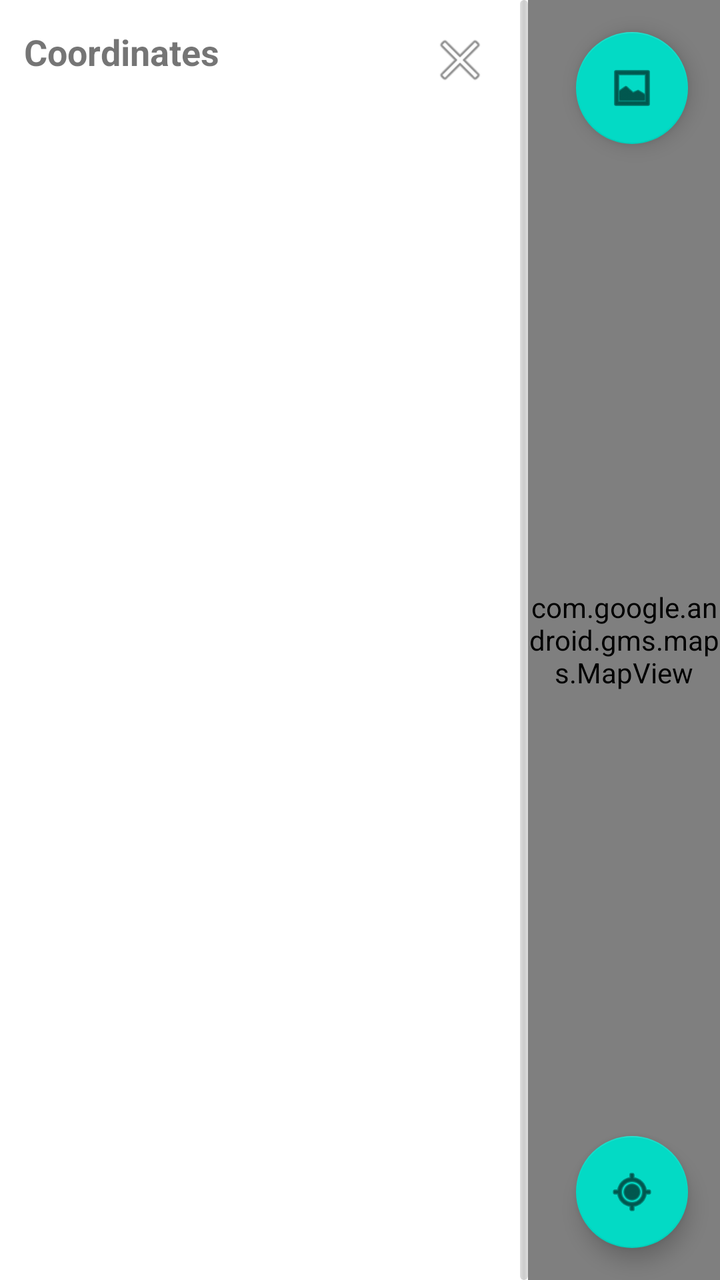
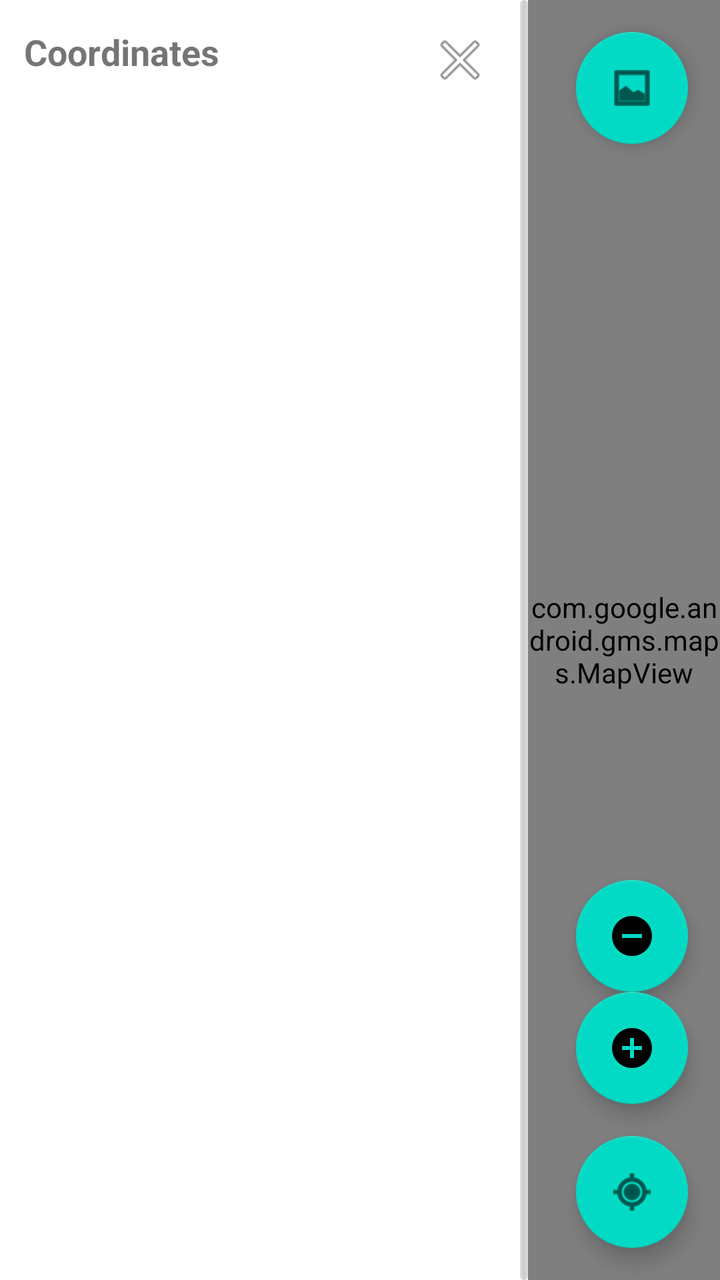

An Android layout rendered at two revisions. The XML below is the earlier revision; the diff shows what the commit changed to produce the second picture.
<!-- AndroidManifest.xml: application theme Theme.SurveyingApp -->
<!-- res/layout/fragment_render_map.xml -->
<?xml version="1.0" encoding="utf-8"?>
<LinearLayout xmlns:android="http://schemas.android.com/apk/res/android"
    android:layout_width="match_parent"
    android:layout_height="match_parent"
    android:orientation="horizontal">

    
    <LinearLayout
        android:id="@+id/left_panel"
        android:layout_width="260dp"
        android:layout_height="match_parent"
        android:orientation="vertical"
        android:padding="12dp"
        android:background="#FFFFFF" >

        <LinearLayout
            android:layout_width="match_parent"
            android:layout_height="wrap_content"
            android:orientation="horizontal"
            android:gravity="center_vertical">
            <TextView
                android:id="@+id/left_panel_title"
                android:layout_width="0dp"
                android:layout_height="wrap_content"
                android:layout_weight="1"
                android:text="Coordinates"
                android:textStyle="bold"
                android:textSize="18sp"
                android:paddingBottom="8dp" />
            <ImageButton
                android:id="@+id/btn_collapse_panel"
                android:layout_width="36dp"
                android:layout_height="36dp"
                android:background="@android:color/transparent"
                android:contentDescription="Collapse"
                android:src="@android:drawable/ic_menu_close_clear_cancel" />
        </LinearLayout>

        <androidx.recyclerview.widget.RecyclerView
            android:id="@+id/coordinate_toggle_list"
            android:layout_width="match_parent"
            android:layout_height="0dp"
            android:layout_weight="1"/>

        <TextView
            android:id="@+id/left_panel_placeholder"
            android:layout_width="match_parent"
            android:layout_height="wrap_content"
            android:text="No coordinates"
            android:textSize="14sp"
            android:textColor="#555555"
            android:visibility="gone" />
    </LinearLayout>

    
    <View
        android:id="@+id/panel_handle"
        android:layout_width="4dp"
        android:layout_height="match_parent"
        android:background="@drawable/panel_handle_grip"
        android:contentDescription="Drag handle" />

    
    <FrameLayout
        android:layout_width="0dp"
        android:layout_height="match_parent"
        android:layout_weight="1">

        <com.google.android.gms.maps.MapView
            android:id="@+id/mapView"
            android:layout_width="match_parent"
            android:layout_height="match_parent" />

        <TextView
            android:id="@+id/text_render_map"
            android:layout_width="wrap_content"
            android:layout_height="wrap_content"
            android:text="@string/render_map_placeholder"
            android:textSize="18sp"
            android:background="#66000000"
            android:textColor="@android:color/white"
            android:padding="12dp"
            android:layout_gravity="center"
            android:visibility="gone" />

        <com.google.android.material.floatingactionbutton.FloatingActionButton
            android:id="@+id/fab_toggle_sat"
            android:layout_width="wrap_content"
            android:layout_height="wrap_content"
            android:layout_gravity="top|end"
            android:layout_margin="16dp"
            android:contentDescription="Toggle satellite"
            android:src="@android:drawable/ic_menu_gallery" />

        <com.google.android.material.floatingactionbutton.FloatingActionButton
            android:id="@+id/fab_recenter"
            android:layout_width="wrap_content"
            android:layout_height="wrap_content"
            android:layout_gravity="bottom|end"
            android:layout_margin="16dp"
            android:contentDescription="Recenter map"
            android:src="@android:drawable/ic_menu_mylocation" />

        
        <ImageButton
            android:id="@+id/btn_expand_panel"
            android:layout_width="40dp"
            android:layout_height="40dp"
            android:layout_gravity="center_vertical|start"
            android:layout_margin="8dp"
            android:background="#AAFFFFFF"
            android:contentDescription="Expand panel"
            android:src="@android:drawable/ic_input_add"
            android:visibility="gone" />

    </FrameLayout>

</LinearLayout>
<!-- resources referenced by this layout -->
<resources>
  <!-- drawable panel_handle_grip (drawable) -->
  <?xml version="1.0" encoding="utf-8"?>
  <shape xmlns:android="http://schemas.android.com/apk/res/android" android:shape="rectangle">
      
      <size android:width="4dp" />
      <corners android:radius="2dp" />
      <gradient
          android:startColor="#22000000"
          android:centerColor="#33000000"
          android:endColor="#22000000"
          android:angle="0" />
  </shape>
  <string name="render_map_placeholder">Map will render here.</string>
  <style name="Theme.SurveyingApp" parent="Theme.MaterialComponents.DayNight.DarkActionBar">
          
          <item name="colorPrimary">@color/purple_500</item>
          <item name="colorPrimaryVariant">@color/purple_700</item>
          <item name="colorOnPrimary">@color/white</item>
          
          <item name="colorSecondary">@color/teal_200</item>
          <item name="colorSecondaryVariant">@color/teal_700</item>
          <item name="colorOnSecondary">@color/black</item>
          
          <item name="android:statusBarColor">?attr/colorPrimaryVariant</item>
          
      </style>
  <color name="purple_500">#FF6200EE</color>
  <color name="purple_700">#FF3700B3</color>
  <color name="white">#FFFFFFFF</color>
  <color name="teal_200">#FF03DAC5</color>
  <color name="teal_700">#FF018786</color>
  <color name="black">#FF000000</color>
</resources>

<!-- the commit's change to res/layout/fragment_render_map.xml (unified diff, before → after) -->
@@ -101,6 +101,26 @@
             android:contentDescription="Recenter map"
             android:src="@android:drawable/ic_menu_mylocation" />
 
+        <com.google.android.material.floatingactionbutton.FloatingActionButton
+            android:id="@+id/fab_zoom_in"
+            android:layout_width="wrap_content"
+            android:layout_height="wrap_content"
+            android:layout_gravity="bottom|end"
+            android:layout_marginEnd="16dp"
+            android:layout_marginBottom="88dp"
+            android:contentDescription="Zoom in"
+            android:src="@drawable/ic_zoom_in" />
+
+        <com.google.android.material.floatingactionbutton.FloatingActionButton
+            android:id="@+id/fab_zoom_out"
+            android:layout_width="wrap_content"
+            android:layout_height="wrap_content"
+            android:layout_gravity="bottom|end"
+            android:layout_marginEnd="16dp"
+            android:layout_marginBottom="144dp"
+            android:contentDescription="Zoom out"
+            android:src="@drawable/ic_zoom_out" />
+
         
         <ImageButton
             android:id="@+id/btn_expand_panel"
<!-- resource entries referenced after the edit -->
@@ -1,5 +1,28 @@
 <!-- resources referenced by this layout -->
 <resources>
+  <!-- drawable ic_zoom_in (drawable) -->
+  <?xml version="1.0" encoding="utf-8"?>
+  <vector xmlns:android="http://schemas.android.com/apk/res/android"
+      android:width="24dp"
+      android:height="24dp"
+      android:viewportWidth="24"
+      android:viewportHeight="24">
+      
+      <path
+          android:fillColor="#FFFFFFFF"
+          android:pathData="M12,2C6.48,2 2,6.48 2,12s4.48,10 10,10 10,-4.48 10,-10S17.52,2 12,2zM13,11h4v2h-4v4h-2v-4H7v-2h4V7h2v4z"/>
+  </vector>
+  <!-- drawable ic_zoom_out (drawable) -->
+  <?xml version="1.0" encoding="utf-8"?>
+  <vector xmlns:android="http://schemas.android.com/apk/res/android"
+      android:width="24dp"
+      android:height="24dp"
+      android:viewportWidth="24"
+      android:viewportHeight="24">
+      <path
+          android:fillColor="#FFFFFFFF"
+          android:pathData="M12,2C6.48,2 2,6.48 2,12s4.48,10 10,10 10,-4.48 10,-10S17.52,2 12,2zM7,11h10v2H7v-2z"/>
+  </vector>
   <!-- drawable panel_handle_grip (drawable) -->
   <?xml version="1.0" encoding="utf-8"?>
   <shape xmlns:android="http://schemas.android.com/apk/res/android" android:shape="rectangle">
